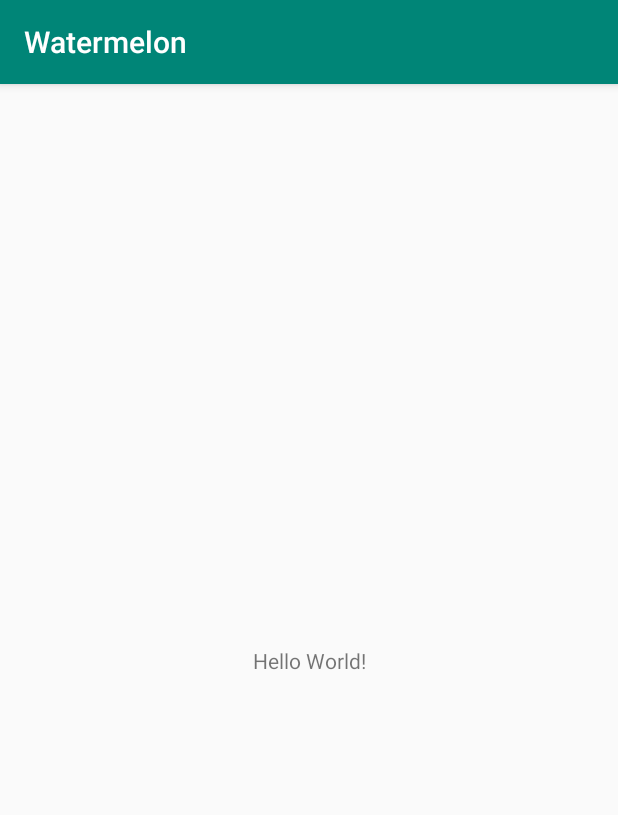
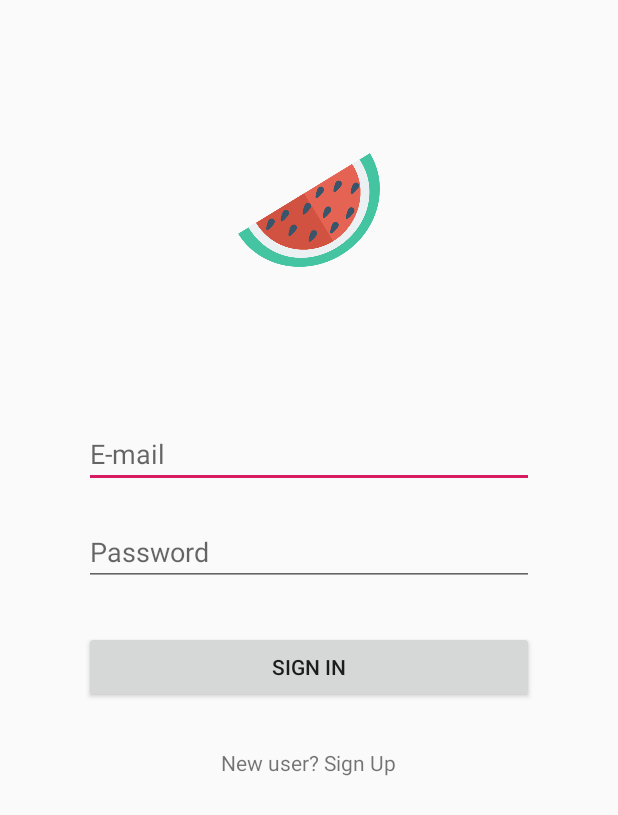
Before and after one commit to Francoois/watermelon_android, an Android app: the screen it shows after launch (MainActivity before the commit, LoginActivity after it), on a phone screen of 412 x 824 dp. Shown: the top 815 px of the screen. Run offline under Robolectric (Android 15) with nearby library versions, the phone set to English and light mode, and no system bars; our stand-ins replace ButterKnife.

Commit message:
connection to watermelon api

```diff
--- a/app/src/main/AndroidManifest.xml
+++ b/app/src/main/AndroidManifest.xml
@@ -2,7 +2,11 @@
 <manifest xmlns:android="http://schemas.android.com/apk/res/android"
     package="fr.android.watermelon">
 
+    <!--Internet Permission-->
+    <uses-permission android:name="android.permission.INTERNET" />
+
     <application
+        android:usesCleartextTraffic="true"
         android:allowBackup="true"
         android:icon="@mipmap/ic_launcher"
         android:label="@string/app_name"
@@ -16,6 +20,8 @@
                 <category android:name="android.intent.category.LAUNCHER" />
             </intent-filter>
         </activity>
+        <activity android:name=".LoginActivity" />
+        <activity android:name=".RegisterActivity" />
     </application>
 
 </manifest>
--- /dev/null
+++ b/app/src/main/java/fr/android/watermelon/LoginActivity.java
@@ -0,0 +1,97 @@
+package fr.android.watermelon;
+
+import android.content.DialogInterface;
+import android.content.Intent;
+import android.os.Bundle;
+import android.util.Log;
+import android.view.Menu;
+import android.view.View;
+import android.widget.Button;
+import android.widget.EditText;
+import android.widget.TextView;
+import android.widget.Toast;
+
+import androidx.appcompat.app.AlertDialog;
+import androidx.appcompat.app.AppCompatActivity;
+
+import butterknife.BindView;
+import butterknife.ButterKnife;
+import fr.android.watermelon.controller.AccessToken;
+import fr.android.watermelon.controller.retrofit.DataService;
+import fr.android.watermelon.controller.retrofit.RetrofitClient;
+import retrofit2.Call;
+import retrofit2.Callback;
+import retrofit2.Response;
+
+public class LoginActivity extends AppCompatActivity {
+
+    @BindView(R.id.signin_email)
+    EditText _emailText;
+    @BindView(R.id.signin_password)
+    EditText _passwordText;
+    @BindView(R.id.signin_btn)
+    Button _signinButton;
+    @BindView(R.id.signup_link)
+    TextView _signupLink;
+
+    DataService service = RetrofitClient.getRetrofitInstance().create(DataService.class);
+
+    @Override
+    public void onCreate(Bundle savedInstanceState) {
+        super.onCreate(savedInstanceState);
+        setContentView(R.layout.activity_login);
+        ButterKnife.bind(this);
+        getSupportActionBar().hide();
+
+
+        _signinButton.setOnClickListener(new View.OnClickListener() {
+            public void onClick(View v) {
+                Call<AccessToken> result = service.postLogin(_emailText.getText().toString(), _passwordText.getText().toString());
+                loginResponse(result);
+            }
+        });
+
+
+        _signupLink.setOnClickListener(new View.OnClickListener() {
+            public void onClick(View v) {
+                Intent intent = new Intent(LoginActivity.this, RegisterActivity.class);
+                startActivity(intent);
+            }
+        });
+
+    }
+
+    @Override
+    public void onBackPressed() {
+        moveTaskToBack(true);
+    }
+
+    public void loginResponse(Call<AccessToken> result) {
+        result.enqueue(new Callback<AccessToken>() {
+            @Override
+            public void onResponse(Call<AccessToken> call, Response<AccessToken> response) {
+                if (response.body() == null)
+                    Toast.makeText(LoginActivity.this, "Something went wrong...Please try again!", Toast.LENGTH_SHORT).show();
+                else {
+                    new AlertDialog.Builder(LoginActivity.this)
+                            .setTitle("SUCCESS")
+                            .setMessage(response.body().toString())
+                            .setPositiveButton(android.R.string.yes, new DialogInterface.OnClickListener() {
+                                public void onClick(DialogInterface dialog, int which) {
+                                    finish();
+                                }
+                            })
+                            .show();
+                }
+            }
+
+            @Override
+            public void onFailure(Call<AccessToken> call, Throwable t) {
+                Toast.makeText(LoginActivity.this, "Something went wrong...Please try later!", Toast.LENGTH_SHORT).show();
+                Log.d("THROW", t + "");
+            }
+        });
+    }
+
+
+}
--- a/app/src/main/java/fr/android/watermelon/MainActivity.java
+++ b/app/src/main/java/fr/android/watermelon/MainActivity.java
@@ -1,8 +1,17 @@
 package fr.android.watermelon;
 
 import androidx.appcompat.app.AppCompatActivity;
+import androidx.appcompat.widget.Toolbar;
 
+import android.content.Intent;
 import android.os.Bundle;
+import android.view.Menu;
+import android.widget.EditText;
+
+
+import butterknife.BindView;
+import butterknife.ButterKnife;
+
 
 public class MainActivity extends AppCompatActivity {
 
@@ -10,5 +19,15 @@ public class MainActivity extends AppCompatActivity {
     protected void onCreate(Bundle savedInstanceState) {
         super.onCreate(savedInstanceState);
         setContentView(R.layout.activity_main);
+       // ButterKnife.bind(this);
+
+        Intent intent = new Intent(this, LoginActivity.class);
+        startActivity(intent);
+    }
+
+    @Override
+    public boolean onCreateOptionsMenu(Menu menu) {
+        getSupportActionBar().setDisplayHomeAsUpEnabled(true);
+        return true;
     }
 }
--- /dev/null
+++ b/app/src/main/java/fr/android/watermelon/controller/retrofit/DataService.java
@@ -0,0 +1,30 @@
+package fr.android.watermelon.controller.retrofit;
+
+import java.util.List;
+
+import fr.android.watermelon.controller.AccessToken;
+import fr.android.watermelon.controller.Page;
+import fr.android.watermelon.controller.User;
+import retrofit2.Call;
+import retrofit2.http.Field;
+import retrofit2.http.FormUrlEncoded;
+import retrofit2.http.GET;
+import retrofit2.http.Header;
+import retrofit2.http.POST;
+
+public interface DataService {
+
+    @GET("home")
+    Call<List<Page>> getHome();
+
+    @GET("users")
+    Call<List<User>> getAllUsers(@Header("x-auth-token") String token);
+
+    @FormUrlEncoded
+    @POST("users")
+    Call<User> postUser(@Field("first_name") String first_name, @Field("last_name") String last_name, @Field("email") String email, @Field("password") String password, @Field("is_admin") boolean is_admin);
+
+    @FormUrlEncoded
+    @POST("login")
+    Call<AccessToken> postLogin(@Field("email") String email, @Field("password") String password);
+}
--- /dev/null
+++ b/app/src/main/java/fr/android/watermelon/controller/retrofit/RetrofitClient.java
@@ -0,0 +1,21 @@
+package fr.android.watermelon.controller.retrofit;
+
+import retrofit2.Retrofit;
+import retrofit2.converter.gson.GsonConverterFactory;
+
+public class RetrofitClient {
+
+    private static Retrofit retrofit;
+    private static final String version = "v1/";
+    private static final String BASE_URL = "http://10.0.2.2:8000/" + version;
+
+    public static Retrofit getRetrofitInstance() {
+        if (retrofit == null) {
+            retrofit = new retrofit2.Retrofit.Builder()
+                    .baseUrl(BASE_URL)
+                    .addConverterFactory(GsonConverterFactory.create())
+                    .build();
+        }
+        return retrofit;
+    }
+}
--- /dev/null
+++ b/app/src/main/res/layout/activity_login.xml
@@ -0,0 +1,51 @@
+<?xml version="1.0" encoding="utf-8"?>
+<LinearLayout xmlns:android="http://schemas.android.com/apk/res/android"
+    xmlns:app="http://schemas.android.com/apk/res-auto"
+    android:orientation="vertical" android:layout_width="match_parent"
+    android:layout_height="match_parent">
+
+    <ImageView
+        android:id="@+id/imageView"
+        android:layout_width="180dp"
+        android:layout_height="180dp"
+        android:layout_gravity="center"
+        android:layout_marginTop="50dp"
+        android:layout_marginBottom="50dp"
+        app:srcCompat="@drawable/logo" />
+
+    <EditText
+        android:id="@+id/signin_email"
+        android:layout_width="300dp"
+        android:layout_height="wrap_content"
+        android:layout_gravity="center"
+        android:layout_marginBottom="20dp"
+        android:ems="10"
+        android:hint="E-mail"
+        android:inputType="textEmailAddress" />
+
+    <EditText
+        android:id="@+id/signin_password"
+        android:layout_width="300dp"
+        android:layout_height="wrap_content"
+        android:layout_gravity="center"
+        android:ems="10"
+        android:hint="Password"
+        android:inputType="textPassword" />
+
+    <Button
+        android:id="@+id/signin_btn"
+        android:layout_width="300dp"
+        android:layout_height="wrap_content"
+        android:layout_gravity="center"
+        android:layout_marginTop="30dp"
+        android:layout_marginBottom="30dp"
+        android:text="@string/signin_label" />
+
+    <TextView
+        android:id="@+id/signup_link"
+        android:layout_width="wrap_content"
+        android:layout_height="20dp"
+        android:layout_gravity="center"
+        android:text="@string/signup_link" />
+
+</LinearLayout>
--- a/app/src/main/res/layout/activity_main.xml
+++ b/app/src/main/res/layout/activity_main.xml
@@ -6,13 +6,11 @@
     android:layout_height="match_parent"
     tools:context=".MainActivity">
 
-    <TextView
-        android:layout_width="wrap_content"
-        android:layout_height="wrap_content"
-        android:text="Hello World!"
-        app:layout_constraintBottom_toBottomOf="parent"
-        app:layout_constraintLeft_toLeftOf="parent"
-        app:layout_constraintRight_toRightOf="parent"
-        app:layout_constraintTop_toTopOf="parent" />
+    <LinearLayout
+        android:layout_width="match_parent"
+        android:layout_height="match_parent"
+        android:orientation="horizontal">
+
+    </LinearLayout>
 
 </androidx.constraintlayout.widget.ConstraintLayout>
--- /dev/null
+++ b/app/src/main/res/menu/main_menu.xml
@@ -0,0 +1,6 @@
+<?xml version="1.0" encoding="utf-8"?>
+<menu xmlns:android="http://schemas.android.com/apk/res/android"
+    xmlns:app="http://schemas.android.com/apk/res-auto"
+    android:layout_gravity="center">
+
+</menu>
--- a/app/src/main/res/values/colors.xml
+++ b/app/src/main/res/values/colors.xml
@@ -1,6 +1,6 @@
 <?xml version="1.0" encoding="utf-8"?>
 <resources>
-    <color name="colorPrimary">#008577</color>
+    <color name="colorPrimary">#44C4A1</color>
     <color name="colorPrimaryDark">#00574B</color>
     <color name="colorAccent">#D81B60</color>
 </resources>
--- a/app/src/main/res/values/strings.xml
+++ b/app/src/main/res/values/strings.xml
@@ -1,3 +1,6 @@
 <resources>
-    <string name="app_name">Watermelon</string>
+    <string name="app_name">WATERMELON</string>
+    <string name="signin_label">Sign In</string>
+    <string name="signup_label">Sign Up</string>
+    <string name="signup_link">New user? Sign Up</string>
 </resources>
```
Also changed, not shown: app/build.gradle (+8 -0 lines), app/src/main/java/fr/android/watermelon/RegisterActivity.java (added, +82 -0 lines), app/src/main/java/fr/android/watermelon/controller/AccessToken.java (added, +16 -0 lines), app/src/main/java/fr/android/watermelon/controller/Page.java (added, +11 -0 lines), app/src/main/java/fr/android/watermelon/controller/User.java (added, +25 -0 lines), app/src/main/res/layout/activity_register.xml (added, +80 -0 lines), app/src/main/res/drawable/logo.png (added).
